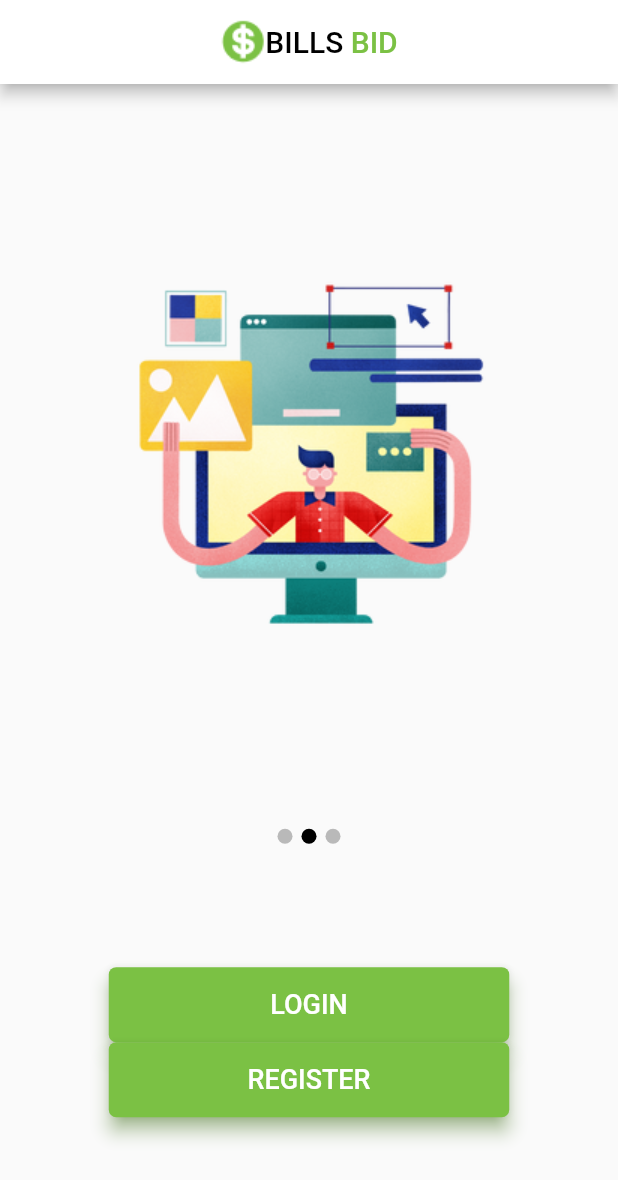
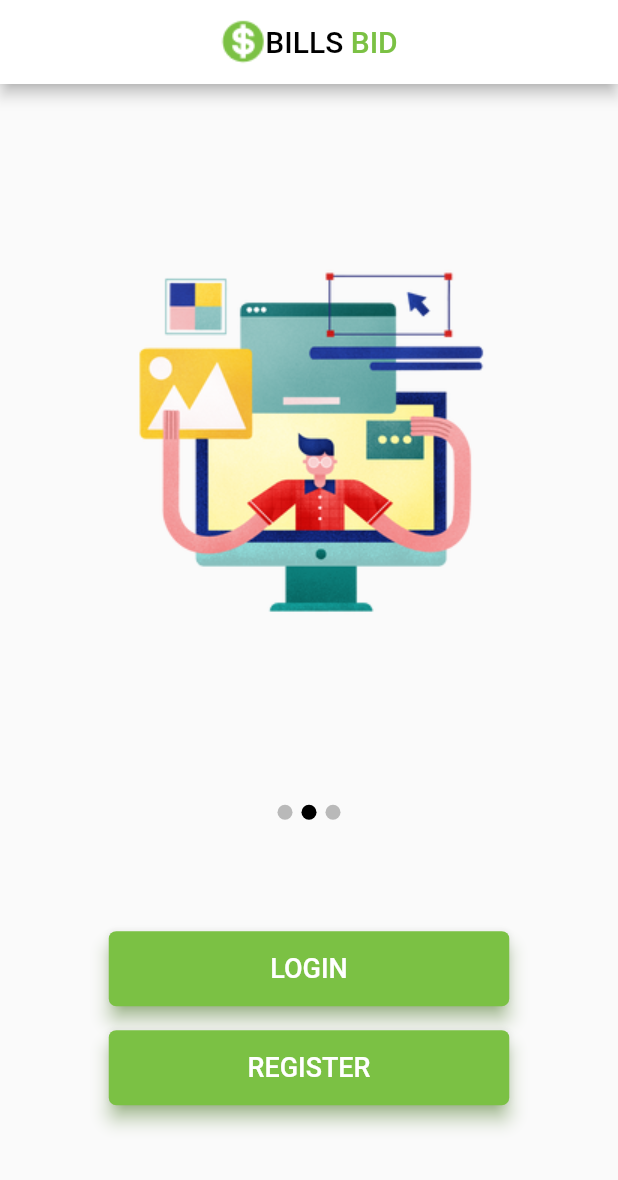
Before and after one commit to LeonardoFCorrea/Bills-Bid, a Flutter app: the screen it shows after launch, on a phone screen of 412 x 824 dp. Shown: the top 1180 px of the screen. Run offline on Flutter 3.47's test engine with Material 2 defaults, Android fonts, the phone set to English and light mode, and no system bars; our stand-ins replace carousel_slider; Roboto replaces fonts that are missing (Arial).

Commit message:
Adicionando Padding entre Botões

```diff
--- a/lib/home.dart
+++ b/lib/home.dart
@@ -111,14 +111,18 @@ class _CarouselState extends State<Carousel> {
                     fontSize: 18,
                     color: Colors.white,
                   ))),
-          ElevatedButton(
+          Padding(
+            padding: EdgeInsets.all(16.0),
+            child: ElevatedButton(
               style: ElevatedButton.styleFrom(
+                  padding: const EdgeInsets.all(8),
+                  tapTargetSize: MaterialTapTargetSize.shrinkWrap,
                   primary: Color(0xFF7BC144),
                   elevation: 5,
                   shadowColor: Color(0xFF7BC144),
                   fixedSize: const Size(267.0, 50.0),
                   shape: RoundedRectangleBorder(
-                      borderRadius: BorderRadius.circular(5))),
+                  borderRadius: BorderRadius.circular(5))),
               onPressed: () {
                 print("Página de Registro");
               },
@@ -127,7 +131,7 @@ class _CarouselState extends State<Carousel> {
                     fontFamily: "Arial",
                     fontSize: 18,
                     color: Colors.white,
-                  ))),
+                  )))),
         ])
       ],
     );
--- a/pubspec.yaml
+++ b/pubspec.yaml
@@ -55,7 +55,7 @@ flutter:
   # The following line ensures that the Material Icons font is
   # included with your application, so that you can use the icons in
   # the material Icons class.
-  uses-material-design: true
+  # uses-material-design: true
 
   # To add assets to your application, add an assets section, like this:
   assets:
```
